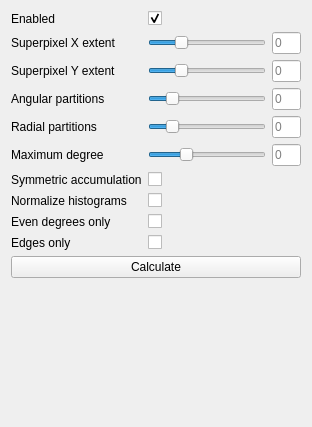
VRGroupRWTH/pli_view, file include/pli_vis/ui/plugins/zernike_toolbox.ui: the form before one commit.
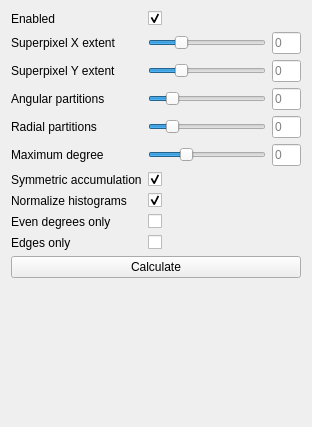
The form after the commit.

Patch:
```diff
--- a/include/pli_vis/ui/plugins/zernike_toolbox.ui
+++ b/include/pli_vis/ui/plugins/zernike_toolbox.ui
@@ -332,7 +332,7 @@
       <string/>
      </property>
      <property name="checked">
-      <bool>false</bool>
+      <bool>true</bool>
      </property>
     </widget>
    </item>
@@ -352,7 +352,7 @@
       <string/>
      </property>
      <property name="checked">
-      <bool>false</bool>
+      <bool>true</bool>
      </property>
     </widget>
    </item>
```
